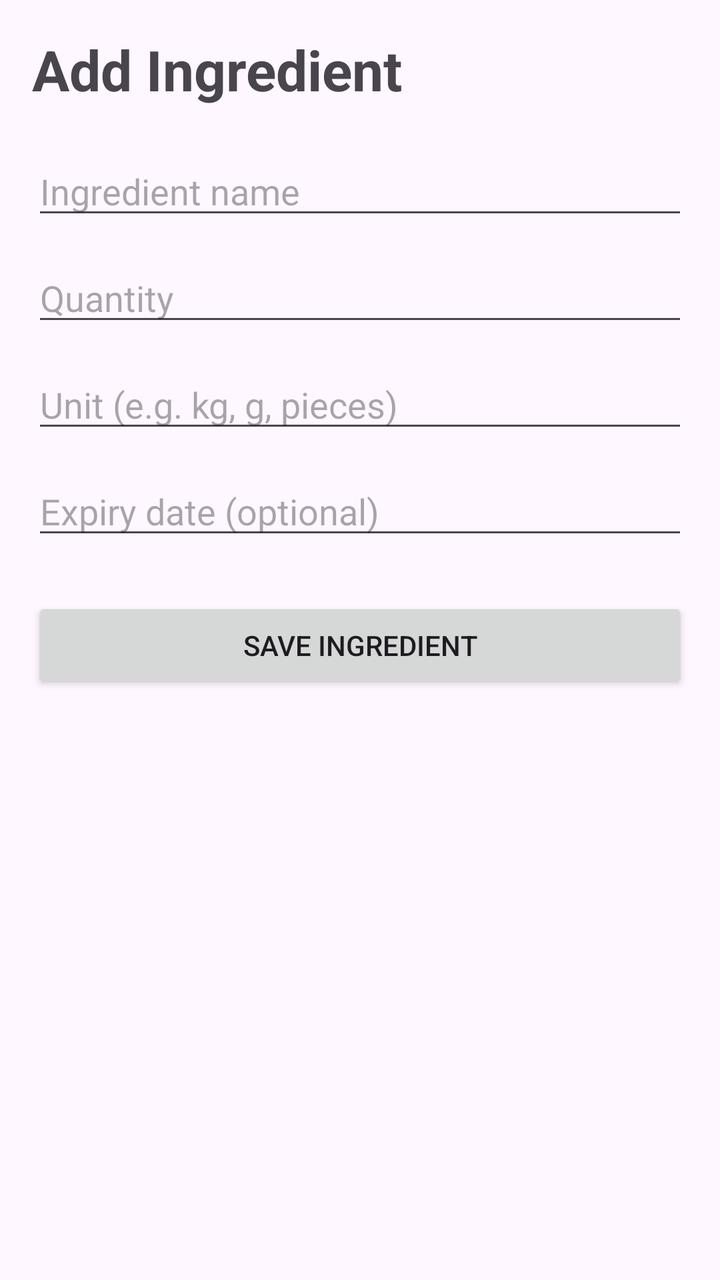
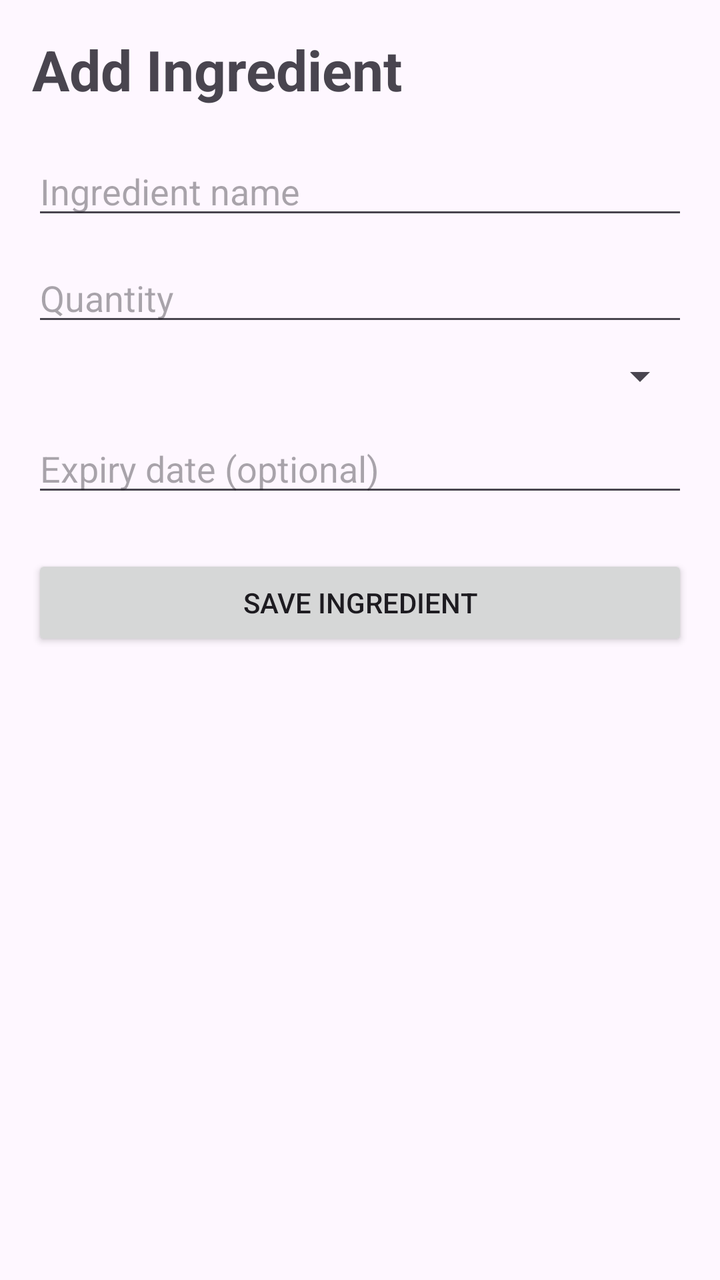

Screens rendered from an Android XML layout before and after an edit, with the pre-edit source and the edit as a unified diff.
<!-- AndroidManifest.xml: application theme Theme.SmartPantryManager -->
<!-- res/layout/activity_add_edit_ingredient.xml -->
<?xml version="1.0" encoding="utf-8"?>
<ScrollView xmlns:android="http://schemas.android.com/apk/res/android"
    android:layout_width="match_parent"
    android:layout_height="match_parent">

    <LinearLayout
        android:layout_width="match_parent"
        android:layout_height="wrap_content"
        android:orientation="vertical"
        android:padding="16dp">

        <TextView
            android:layout_width="match_parent"
            android:layout_height="wrap_content"
            android:text="Add Ingredient"
            android:textSize="28sp"
            android:textStyle="bold"
            android:paddingBottom="20dp" />

        <EditText
            android:id="@+id/etIngredientName"
            android:layout_width="match_parent"
            android:layout_height="wrap_content"
            android:hint="Ingredient name"
            android:inputType="textCapWords" />

        <EditText
            android:id="@+id/etQuantity"
            android:layout_width="match_parent"
            android:layout_height="wrap_content"
            android:layout_marginTop="12dp"
            android:hint="Quantity"
            android:inputType="numberDecimal" />

        <EditText
            android:id="@+id/etUnit"
            android:layout_width="match_parent"
            android:layout_height="wrap_content"
            android:layout_marginTop="12dp"
            android:hint="Unit (e.g. kg, g, pieces)"
            android:inputType="text" />

        <EditText
            android:id="@+id/etExpiryDate"
            android:layout_width="match_parent"
            android:layout_height="wrap_content"
            android:layout_marginTop="12dp"
            android:hint="Expiry date (optional)"
            android:inputType="date" />

        <Button
            android:id="@+id/btnSaveIngredient"
            android:layout_width="match_parent"
            android:layout_height="wrap_content"
            android:layout_marginTop="24dp"
            android:text="Save Ingredient" />

    </LinearLayout>

</ScrollView>
<!-- resources referenced by this layout -->
<resources>
  <style name="Theme.SmartPantryManager" parent="Base.Theme.SmartPantryManager" />
  <style name="Base.Theme.SmartPantryManager" parent="Theme.Material3.DayNight.NoActionBar">
          
          
      </style>
</resources>

<!-- the commit's change to res/layout/activity_add_edit_ingredient.xml (unified diff, before → after) -->
@@ -32,13 +32,11 @@
             android:hint="Quantity"
             android:inputType="numberDecimal" />
 
-        <EditText
-            android:id="@+id/etUnit"
+        <Spinner
+            android:id="@+id/spinnerUnit"
             android:layout_width="match_parent"
             android:layout_height="wrap_content"
-            android:layout_marginTop="12dp"
-            android:hint="Unit (e.g. kg, g, pieces)"
-            android:inputType="text" />
+            android:layout_marginTop="8dp" />
 
         <EditText
             android:id="@+id/etExpiryDate"
